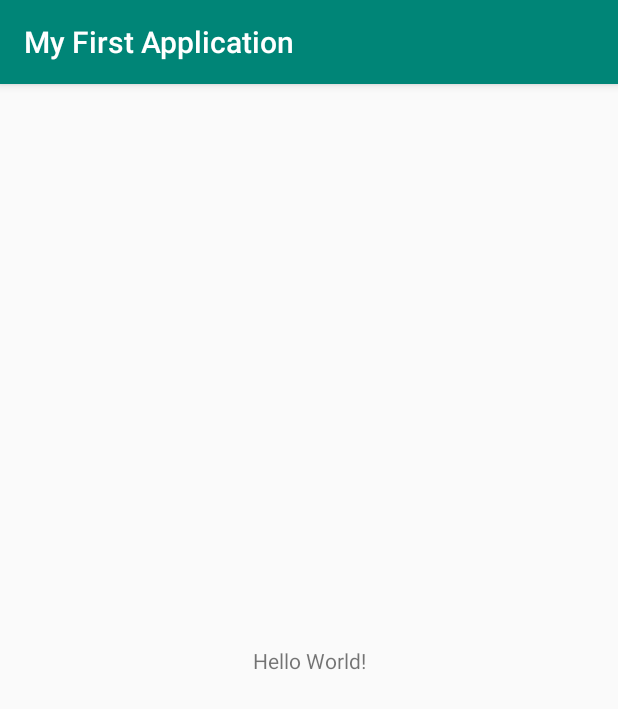
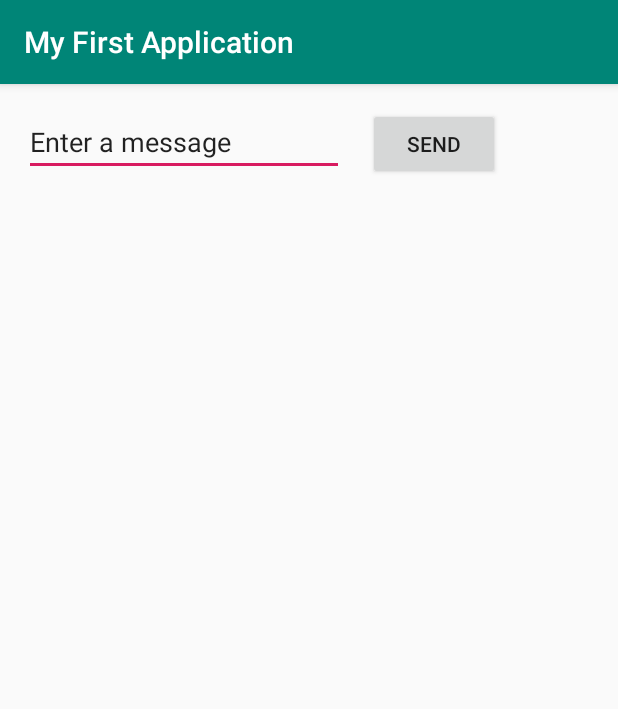
Before and after one commit to teruh/itp220-first-android, an Android app: the screen it shows after launch (MainActivity), on a phone screen of 412 x 824 dp. Shown: the top 709 px of the screen. Run offline under Robolectric (Android 15) with nearby library versions, the phone set to English and light mode, and no system bars.

Commit message:
Add textbox and button

```diff
--- a/app/src/main/res/layout/activity_main.xml
+++ b/app/src/main/res/layout/activity_main.xml
@@ -6,13 +6,26 @@
         android:layout_height="match_parent"
         tools:context=".MainActivity">
 
-    <TextView
+    <Button
+            android:id="@+id/button3"
             android:layout_width="wrap_content"
             android:layout_height="wrap_content"
-            android:text="Hello World!"
-            app:layout_constraintBottom_toBottomOf="parent"
-            app:layout_constraintLeft_toLeftOf="parent"
-            app:layout_constraintRight_toRightOf="parent"
+            android:layout_marginStart="16dp"
+            android:layout_marginLeft="16dp"
+            android:text="@string/button_send"
+            app:layout_constraintBaseline_toBaselineOf="@+id/editText3"
+            app:layout_constraintStart_toEndOf="@+id/editText3" />
+
+    <EditText
+            android:id="@+id/editText3"
+            android:layout_width="wrap_content"
+            android:layout_height="wrap_content"
+            android:layout_marginStart="16dp"
+            android:layout_marginLeft="16dp"
+            android:layout_marginTop="16dp"
+            android:ems="10"
+            android:inputType="textPersonName"
+            android:text="@string/edit_message"
+            app:layout_constraintStart_toStartOf="parent"
             app:layout_constraintTop_toTopOf="parent" />
-
 </androidx.constraintlayout.widget.ConstraintLayout>
--- a/app/src/main/res/values/strings.xml
+++ b/app/src/main/res/values/strings.xml
@@ -1,3 +1,5 @@
 <resources>
     <string name="app_name">My First Application</string>
+    <string name="edit_message">Enter a message</string>
+    <string name="button_send">Send</string>
 </resources>
```
